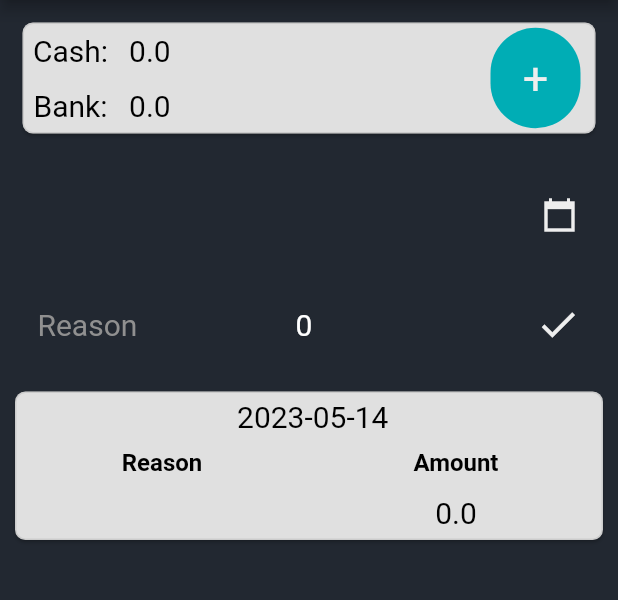
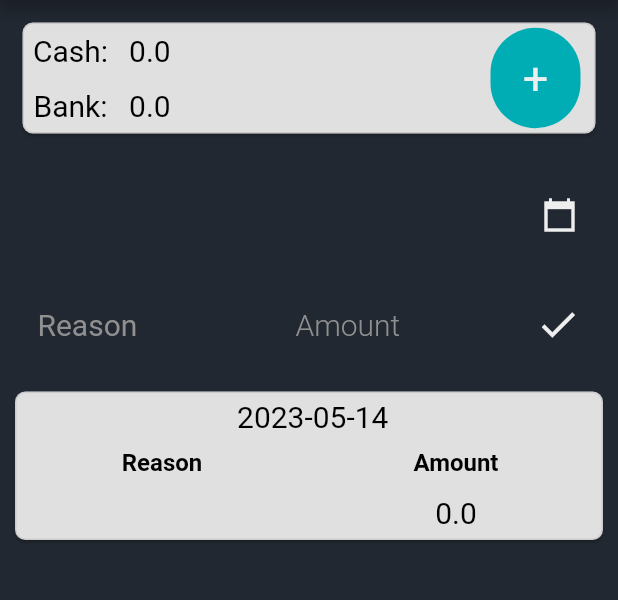
Before and after one commit to DamiduShalinda/expense_tracking_app, a Flutter app: the screen it shows after launch, after a tap on the "done" icon, on a phone screen of 412 x 824 dp, the part 84-684 px from its top. Run offline on Flutter 3.47's test engine with Material 2 defaults, Android fonts, the light colour scheme and no system bars; drawn by our look-alikes of date_field.

Commit message:
fifth v3.0

```diff
--- a/lib/main.dart
+++ b/lib/main.dart
@@ -1,6 +1,5 @@
 
 import 'package:expense_tracker/inputdata.dart';
-import 'package:flutter/foundation.dart';
 import 'package:flutter/material.dart';
 import 'package:intl/intl.dart';
 import 'package:date_field/date_field.dart';
@@ -30,6 +29,7 @@ class _ExpenseeState extends State<Expensee> {
   final amountController = TextEditingController();
   String cDate = DateFormat("yyyy-MM-dd").format(DateTime.now());
 
+  List<CashFlow> cashFlowTemp = [];
   List<CashFlow> cashFlow = [];
   late List<Widget> itemsListWidgets = [];
 
@@ -56,12 +56,18 @@ class _ExpenseeState extends State<Expensee> {
         spendAmount = double.parse(amountController.text);
         reason = reasonController.text;
         date = DateTime.parse(cDate);
+        cashFlowTemp.add(CashFlow(reason!, date, spendAmount!));
         cashFlow.add(CashFlow(reason!, date, spendAmount!));
+        reasonController.text = "";
+        amountController.text = "";
+        cashAmount -= spendAmount! ;
+
   }
+
 
   void addToString() {
 
-    for (CashFlow item in cashFlow) {
+    for (CashFlow item in cashFlowTemp) {
       itemsListWidgets.add(
         Row(
           children: [
@@ -70,7 +76,7 @@ class _ExpenseeState extends State<Expensee> {
                 padding: const EdgeInsets.fromLTRB(5, 5, 5, 7),
                 child: Text(
                   item.reason,
-                  textAlign: TextAlign.center,
+                  textAlign: TextAlign.start,
                   overflow: TextOverflow.clip,
                   style: const TextStyle(
                     fontWeight: FontWeight.w400,
@@ -101,6 +107,7 @@ class _ExpenseeState extends State<Expensee> {
         )
       );
     }
+    cashFlowTemp.clear();
 
   } // adding amounts to list of widgets
 
@@ -108,6 +115,7 @@ class _ExpenseeState extends State<Expensee> {
   Widget build(BuildContext context) {
     return MaterialApp(
       home: Scaffold(
+        resizeToAvoidBottomInset: false,
         backgroundColor: const Color(0xff222831),
         appBar: AppBar(
           elevation: 4,
@@ -359,6 +367,7 @@ class _ExpenseeState extends State<Expensee> {
                       setState(() {
                         addToString();
                       });
+
                     },
                     color: const Color(0xffeeeeee),
                     iconSize: 30,
```
